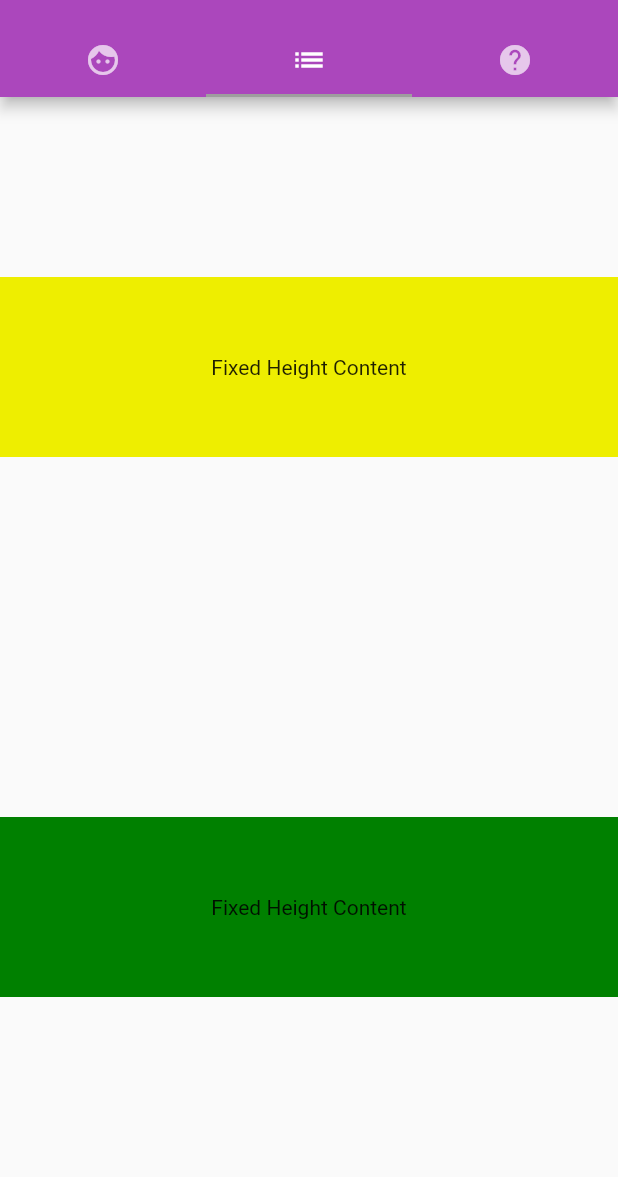
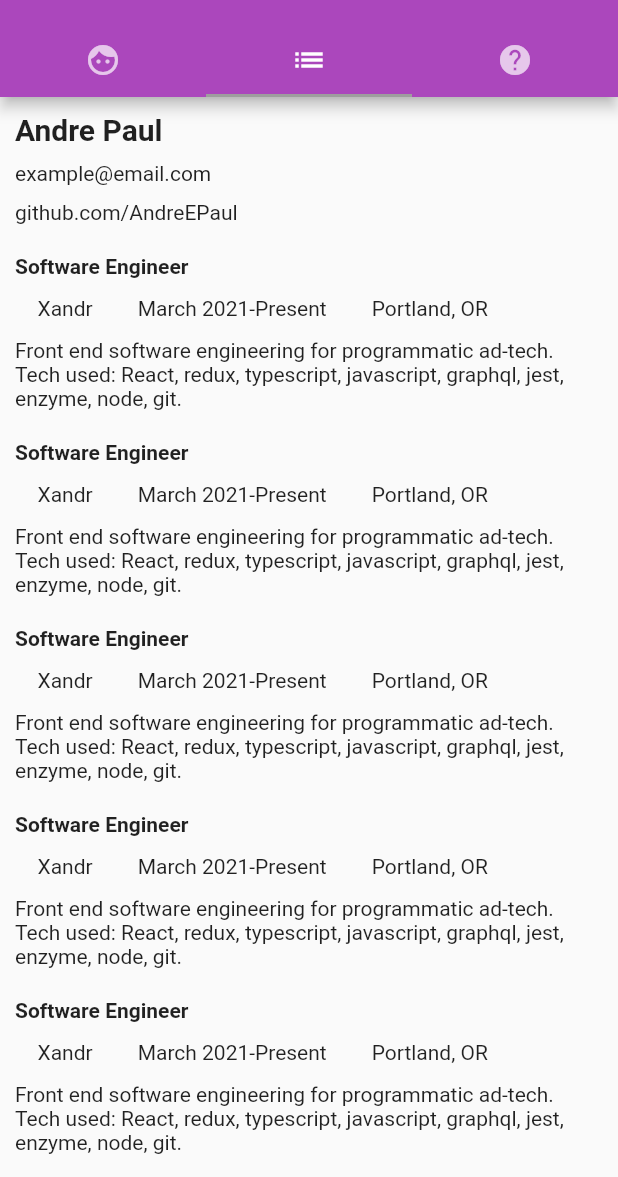
Before and after one commit to AndreEPaul/call_me_maybe, a Flutter app: the screen it shows after launch, tab 2 chosen, on a phone screen of 412 x 824 dp, the part 59-1236 px from its top. Run offline on Flutter 3.47's test engine with Material 2 defaults, Android fonts, the phone set to English and light mode, and no system bars; missing offline and left inert: dart:html; network calls fail.

Commit message:
resume view is finished

```diff
--- a/lib/main.dart
+++ b/lib/main.dart
@@ -1,10 +1,15 @@
 import 'package:flutter/material.dart';
-
+import 'package:flutter/services.dart';
 import 'business_card.dart';
 import 'predictor.dart';
 import 'resume.dart';
 
 void main() {
+  SystemChrome.setPreferredOrientations([
+    DeviceOrientation.landscapeLeft,
+    DeviceOrientation.landscapeRight,
+    DeviceOrientation.portraitUp,
+  ]);
   runApp(
     MaterialApp(
       home: HomePage(),
--- a/lib/resume.dart
+++ b/lib/resume.dart
@@ -1,41 +1,92 @@
+import 'dart:html';
+
 import 'package:flutter/material.dart';
 
 class Resume extends StatelessWidget {
   @override
   Widget build(BuildContext context) {
-    return DefaultTextStyle(
-      style: Theme.of(context).textTheme.bodyText2,
-      child: LayoutBuilder(
-        builder: (BuildContext context, BoxConstraints viewportConstraints) {
-          return SingleChildScrollView(
-            child: ConstrainedBox(
-              constraints: BoxConstraints(
-                minHeight: viewportConstraints.maxHeight,
-              ),
-              child: Column(
-                mainAxisSize: MainAxisSize.min,
-                mainAxisAlignment: MainAxisAlignment.spaceAround,
-                children: <Widget>[
-                  Container(
-                    // A fixed-height child.
-                    color: const Color(0xffeeee00), // Yellow
-                    height: 120.0,
-                    alignment: Alignment.center,
-                    child: const Text('Fixed Height Content'),
-                  ),
-                  Container(
-                    // Another fixed-height child.
-                    color: const Color(0xff008000), // Green
-                    height: 120.0,
-                    alignment: Alignment.center,
-                    child: const Text('Fixed Height Content'),
-                  ),
-                ],
-              ),
-            ),
-          );
-        },
-      ),
-    );
+    return Scaffold(
+        body: SingleChildScrollView(
+            child: Column(
+              crossAxisAlignment: CrossAxisAlignment.start,
+      children: [
+        TopOfResume(),
+        WorkExperience(),
+        WorkExperience(),
+        WorkExperience(),
+        WorkExperience(),
+        WorkExperience(),
+        WorkExperience(),
+        WorkExperience(),
+        WorkExperience(),
+        WorkExperience(),
+        WorkExperience(),
+        WorkExperience(),
+        WorkExperience(),
+      ],
+    )));
   }
 }
+
+class TopOfResume extends StatelessWidget {
+  final _padding = const EdgeInsets.all(5);
+  @override
+  Widget build(BuildContext context) {
+    return Padding(
+        padding: _padding,
+        child: Column(
+          crossAxisAlignment: CrossAxisAlignment.start,
+          // ignore: prefer_const_literals_to_create_immutables
+          children: [
+            Padding(
+                padding: _padding,
+                child: const Text('Andre Paul',
+                    style:
+                        TextStyle(fontSize: 20, fontWeight: FontWeight.bold))),
+            Padding(padding: _padding, child: const Text('example@email.com')),
+            Padding(
+                padding: _padding, child: const Text('github.com/AndreEPaul')),
+          ],
+        ));
+  }
+}
+
+class WorkExperience extends StatelessWidget {
+  final _padding = const EdgeInsets.all(5);
+  final _rowPadding = const EdgeInsets.fromLTRB(15, 2, 15, 2);
+  @override
+  Widget build(BuildContext context) {
+    return Padding(
+        padding: _padding,
+        child: Column(
+          crossAxisAlignment: CrossAxisAlignment.start,
+          // ignore: prefer_const_literals_to_create_immutables
+          children: [
+            Padding(
+                padding: _padding,
+                child: const Text(
+                  'Software Engineer',
+                  style: TextStyle(fontWeight: FontWeight.bold),
+                )),
+            Padding(
+                padding: _padding,
+                child: Row(
+                  // ignore: prefer_const_literals_to_create_immutables
+                  children: [
+                    Padding(padding: _rowPadding, child: const Text('Xandr')),
+                    Padding(
+                        padding: _rowPadding,
+                        child: const Text('March 2021-Present')),
+                    Padding(
+                        padding: _rowPadding,
+                        child: const Text('Portland, OR')),
+                  ],
+                )),
+            Padding(
+                padding: _padding,
+                child: const Text(
+                    'Front end software engineering for programmatic ad-tech. Tech used: React, redux, typescript, javascript, graphql, jest, enzyme, node, git.'))
+          ],
+        ));
+  }
+}
```
